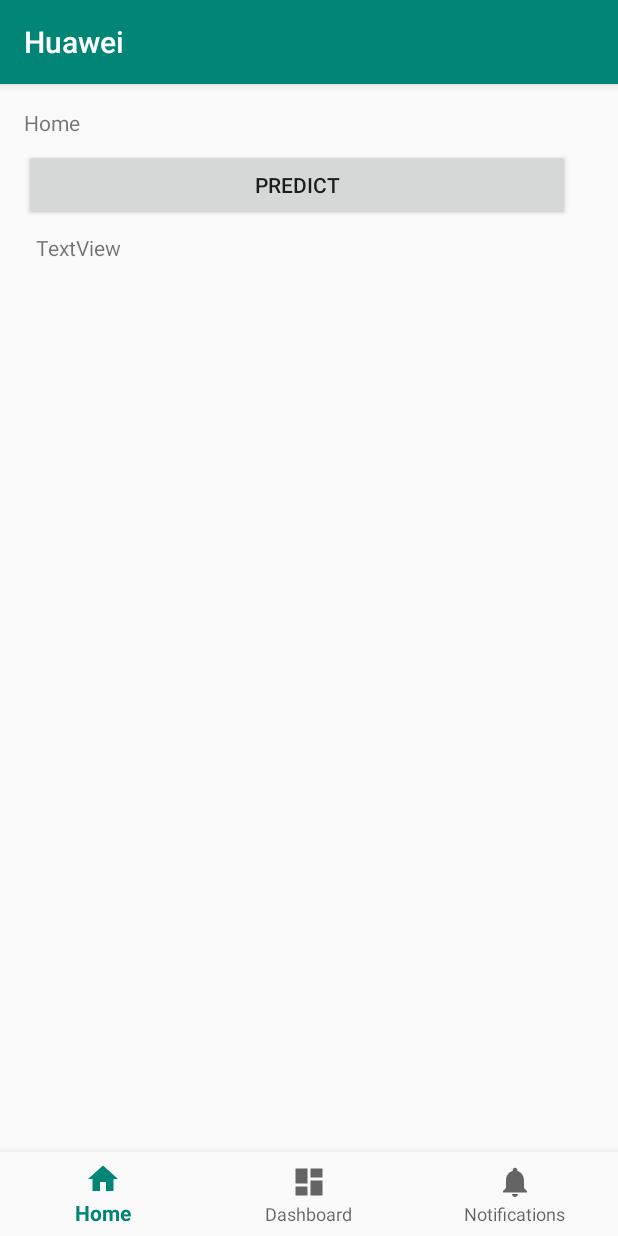
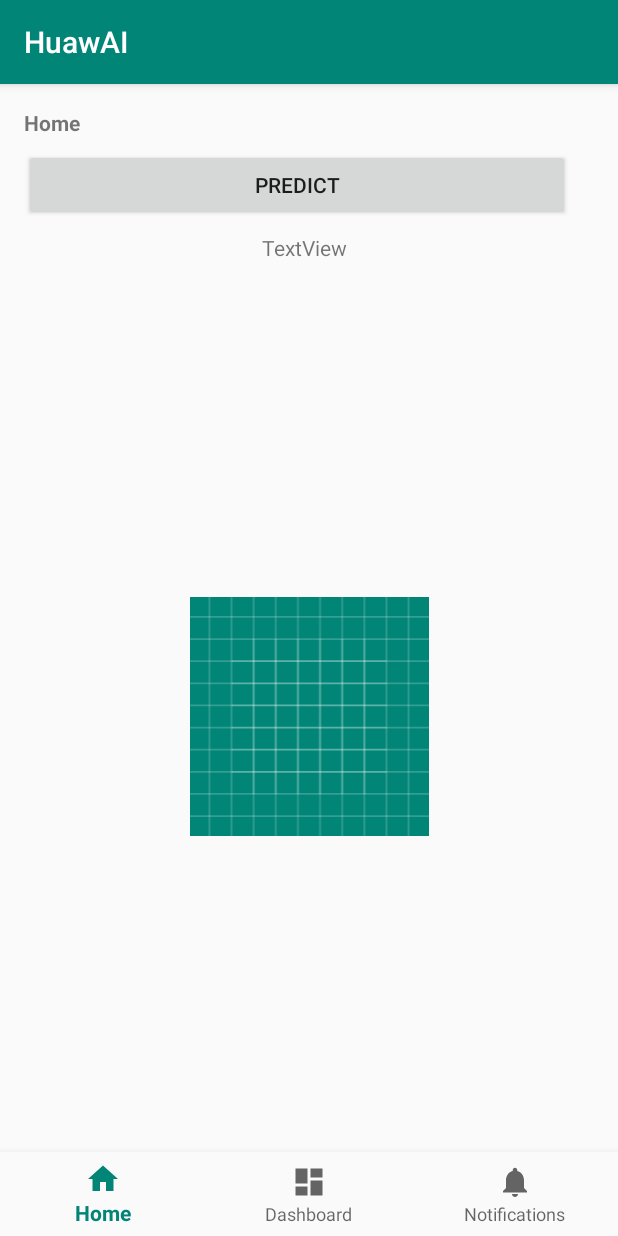
Before and after one commit to tjhannes/tum_huawai, an Android app: the screen it shows after launch (MainActivity), on a phone screen of 412 x 824 dp. Run offline under Robolectric (Android 15) with nearby library versions, the light colour scheme and no system bars; libraries missing offline, so code that uses them is left out: com.huawei.hiai; 1 statement that could not run was skipped.

Commit message:
added icon, trying to fix bitmap decoding

```diff
--- a/app/src/main/AndroidManifest.xml
+++ b/app/src/main/AndroidManifest.xml
@@ -12,7 +12,7 @@
 
     <application
         android:allowBackup="true"
-        android:icon="@mipmap/ic_launcher"
+        android:icon="@drawable/icon"
         android:label="@string/app_name"
         android:roundIcon="@mipmap/ic_launcher_round"
         android:supportsRtl="true"
--- a/app/src/main/res/layout/activity_main.xml
+++ b/app/src/main/res/layout/activity_main.xml
@@ -11,10 +11,10 @@
         android:id="@+id/message"
         android:layout_width="wrap_content"
         android:layout_height="wrap_content"
-        android:layout_marginStart="@dimen/activity_horizontal_margin"
         android:layout_marginLeft="@dimen/activity_horizontal_margin"
         android:layout_marginTop="@dimen/activity_vertical_margin"
         android:text="@string/title_home"
+        android:textStyle="bold"
         app:layout_constraintLeft_toLeftOf="parent"
         app:layout_constraintTop_toTopOf="parent" />
 
@@ -47,7 +47,20 @@
         android:layout_marginStart="24dp"
         android:layout_marginTop="8dp"
         android:text="TextView"
+        android:textAlignment="center"
         app:layout_constraintStart_toStartOf="parent"
         app:layout_constraintTop_toBottomOf="@+id/buttonPredictScene" />
 
+    <ImageView
+        android:id="@+id/imageLoad"
+        android:layout_width="188dp"
+        android:layout_height="159dp"
+        android:layout_marginTop="8dp"
+        android:layout_marginBottom="8dp"
+        app:layout_constraintBottom_toTopOf="@+id/navigation"
+        app:layout_constraintEnd_toEndOf="parent"
+        app:layout_constraintStart_toStartOf="parent"
+        app:layout_constraintTop_toBottomOf="@+id/textPrediction"
+        app:srcCompat="@drawable/ic_launcher_background" />
+
 </android.support.constraint.ConstraintLayout>
--- a/app/src/main/res/values/strings.xml
+++ b/app/src/main/res/values/strings.xml
@@ -1,5 +1,5 @@
 <resources>
-    <string name="app_name">Huawei</string>
+    <string name="app_name">HuawAI</string>
     <string name="title_home">Home</string>
     <string name="title_dashboard">Dashboard</string>
     <string name="title_notifications">Notifications</string>
```
Also changed, not shown: app/src/main/java/com/example/johannes/huawei/MainActivity.java (+18 -2 lines), app/src/main/res/drawable/icon.png (added), 1 other file.
